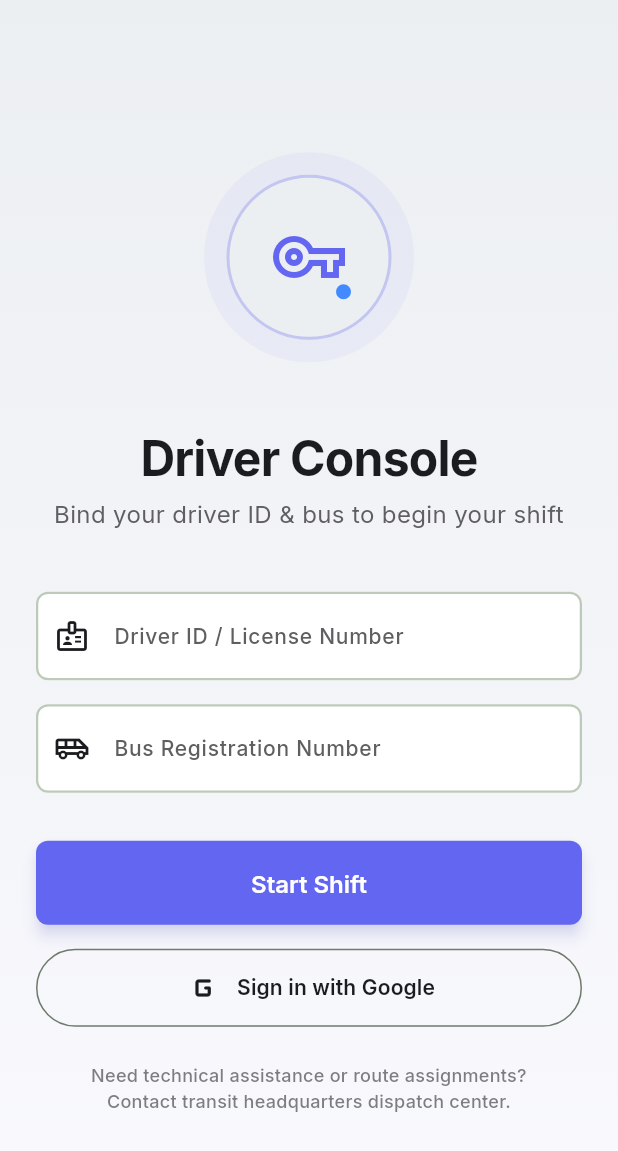
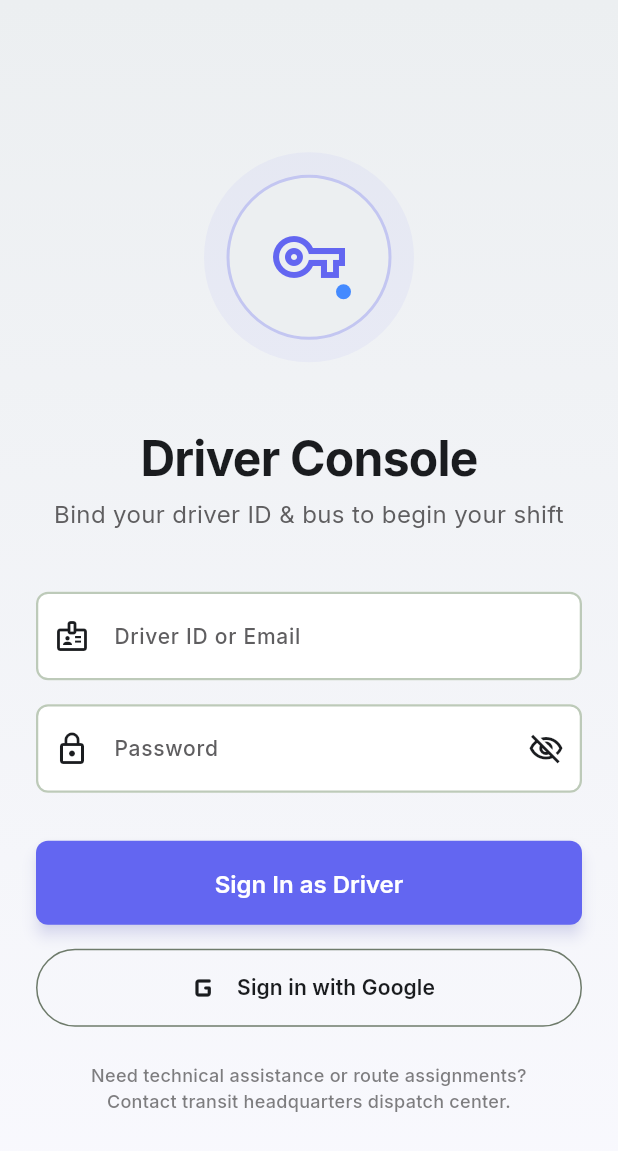
Before and after one commit to DilshanDK/Smart-Transit-Flutter-Driver-Frontend, a Flutter app: the screen it shows after launch, on a phone screen of 412 x 824 dp. Shown: the top 1151 px of the screen. Run offline on Flutter 3.47's test engine with Material 3 defaults, Android fonts, the phone set to English and light mode, and no system bars; drawn by our look-alikes of flutter_animate; our stand-ins replace dio, firebase_core, firebase_messaging, flutter_bloc, flutter_secure_storage, geolocator and 3 more; missing offline and left inert: mobile_scanner; accounts and stored records are empty.

Commit message:
feat: implement driver authentication system with repository, API client, and BLoC pattern

```diff
--- /dev/null
+++ b/devtools_options.yaml
@@ -0,0 +1,4 @@
+description: This file stores settings for Dart & Flutter DevTools.
+documentation: https://docs.flutter.dev/tools/devtools/extensions#configure-extension-enablement-states
+extensions:
+  - provider: false
--- a/lib/core/network/api_client.dart
+++ b/lib/core/network/api_client.dart
@@ -5,10 +5,8 @@ import '../storage/secure_storage.dart';
 class ApiClient {
   late final Dio dio;
 
-  // Default to Android Emulator host loopback; falls back to localhost on iOS/Web
-  static final String baseUrl = Platform.isAndroid
-      ? 'http://10.0.2.2:4000'
-      : 'http://localhost:4000';
+  // Default to localhost:4000 (works on Physical Device via ADB reverse, iOS, & Web)
+  static final String baseUrl = 'http://localhost:4000';
 
   ApiClient() {
     dio = Dio(BaseOptions(
--- a/lib/features/auth/bloc/auth_event.dart
+++ b/lib/features/auth/bloc/auth_event.dart
@@ -7,9 +7,14 @@ class AppStarted extends AuthEvent {
 }
 
 class DriverVerifyRequested extends AuthEvent {
-  final String driverId;
-  final String busRegistration;
-  const DriverVerifyRequested({required this.driverId, required this.busRegistration});
+  final String loginInput;
+  final String password;
+  const DriverVerifyRequested({required this.loginInput, required this.password});
+}
+
+class GoogleLoginRequested extends AuthEvent {
+  final String idToken;
+  const GoogleLoginRequested(this.idToken);
 }
 
 class LogoutRequested extends AuthEvent {
--- a/lib/features/auth/ui/auth_wrapper.dart
+++ b/lib/features/auth/ui/auth_wrapper.dart
@@ -5,38 +5,59 @@ import '../bloc/auth_state.dart';
 import 'driver_login_screen.dart';
 import '../../dashboard/ui/driver_dashboard_screen.dart';
 
-class AuthWrapper extends StatelessWidget {
+class AuthWrapper extends StatefulWidget {
   const AuthWrapper({super.key});
 
   @override
+  State<AuthWrapper> createState() => _AuthWrapperState();
+}
+
+class _AuthWrapperState extends State<AuthWrapper> {
+  final Widget _loginScreen = const DriverLoginScreen();
+
+  @override
   Widget build(BuildContext context) {
-    final isDark = Theme.of(context).brightness == Brightness.dark;
+    final theme = Theme.of(context);
+    final isDark = theme.brightness == Brightness.dark;
 
-    return BlocBuilder<AuthBloc, AuthState>(
+    return BlocConsumer<AuthBloc, AuthState>(
+      listener: (context, state) {
+        if (state is AuthError) {
+          ScaffoldMessenger.of(context).hideCurrentSnackBar();
+          ScaffoldMessenger.of(context).showSnackBar(
+            SnackBar(
+              content: Row(
+                children: [
+                  const Icon(Icons.warning_amber_rounded, color: Colors.white, size: 24),
+                  const SizedBox(width: 12),
+                  Expanded(
+                    child: Text(
+                      state.message,
+                      style: const TextStyle(
+                        fontSize: 13,
+                        fontWeight: FontWeight.w600,
+                        color: Colors.white,
+                      ),
+                    ),
+                  ),
+                ],
+              ),
+              backgroundColor: const Color(0xFFDC3545),
+              behavior: SnackBarBehavior.floating,
+              margin: const EdgeInsets.all(16),
+              shape: RoundedRectangleBorder(borderRadius: BorderRadius.circular(12)),
+              duration: const Duration(seconds: 5),
+            ),
+          );
+        }
+      },
       builder: (context, state) {
         if (state is AuthAuthenticated) {
           return const DriverDashboardScreen();
-        } else if (state is AuthUnauthenticated || state is AuthError) {
-          return const DriverLoginScreen();
         }
 
-        // Default splash/loading state
-        return Scaffold(
-          backgroundColor: isDark ? const Color(0xFF0F1418) : const Color(0xFFF9F9FE),
-          body: const Center(
-            child: Column(
-              mainAxisAlignment: MainAxisAlignment.center,
-              children: [
-                Icon(Icons.directions_bus, size: 64, color: Color(0xFF28A745)),
-                SizedBox(height: 24),
-                CircularProgressIndicator(
-                  color: Color(0xFF28A745),
-                  strokeWidth: 3,
-                ),
-              ],
-            ),
-          ),
-        );
+        // Return the persistent DriverLoginScreen so typed inputs are preserved on AuthError
+        return _loginScreen;
       },
     );
   }
--- a/lib/features/auth/ui/driver_login_screen.dart
+++ b/lib/features/auth/ui/driver_login_screen.dart
@@ -17,13 +17,14 @@ class DriverLoginScreen extends StatefulWidget {
 
 class _DriverLoginScreenState extends State<DriverLoginScreen> {
   final _formKey = GlobalKey<FormState>();
-  final _driverIdController = TextEditingController();
-  final _busRegController = TextEditingController();
+  final _loginInputController = TextEditingController();
+  final _passwordController = TextEditingController();
+  bool _obscurePassword = true;
 
   @override
   void dispose() {
-    _driverIdController.dispose();
-    _busRegController.dispose();
+    _loginInputController.dispose();
+    _passwordController.dispose();
     super.dispose();
   }
 
@@ -31,34 +32,57 @@ class _DriverLoginScreenState extends State<DriverLoginScreen> {
     if (_formKey.currentState!.validate()) {
       context.read<AuthBloc>().add(
         DriverVerifyRequested(
-          driverId: _driverIdController.text.trim(),
-          busRegistration: _busRegController.text.trim().toUpperCase(),
+          loginInput: _loginInputController.text.trim(),
+          password: _passwordController.text,
         ),
       );
     }
   }
 
+  bool _isGoogleLoading = false;
+
   Future<void> _handleGoogleSignIn() async {
+    setState(() => _isGoogleLoading = true);
     try {
       final GoogleSignIn googleSignIn = GoogleSignIn();
+
+      try {
+        await googleSignIn.signOut();
+      } catch (_) {}
+
       final GoogleSignInAccount? googleUser = await googleSignIn.signIn();
-      if (googleUser == null) return; // User canceled
+      if (googleUser == null) {
+        if (mounted) setState(() => _isGoogleLoading = false);
+        return;
+      }
 
       final GoogleSignInAuthentication googleAuth = await googleUser.authentication;
       final idToken = googleAuth.idToken;
 
       if (idToken != null) {
-        final authRepo = AuthRepository();
-        await authRepo.googleLogin(idToken);
         if (!mounted) return;
-        // After successful token exchange, trigger app reload or navigate to home
-        Navigator.of(context).pushReplacementNamed('/home'); // Adjust based on your routing
+        context.read<AuthBloc>().add(GoogleLoginRequested(idToken));
+      } else {
+        if (!mounted) return;
+        ScaffoldMessenger.of(context).hideCurrentSnackBar();
+        ScaffoldMessenger.of(context).showSnackBar(
+          const SnackBar(
+            content: Text('Failed to retrieve Google ID Token. Check Firebase configuration.'),
+            behavior: SnackBarBehavior.floating,
+          ),
+        );
       }
     } catch (error) {
       if (!mounted) return;
+      ScaffoldMessenger.of(context).hideCurrentSnackBar();
       ScaffoldMessenger.of(context).showSnackBar(
-        const SnackBar(content: Text('Google Sign-In failed. Please try again.')),
+        SnackBar(
+          content: Text('Google Sign-In failed: ${error.toString().replaceAll('Exception: ', '')}'),
+          behavior: SnackBarBehavior.floating,
+        ),
       );
+    } finally {
+      if (mounted) setState(() => _isGoogleLoading = false);
     }
   }
 
@@ -71,11 +95,30 @@ class _DriverLoginScreenState extends State<DriverLoginScreen> {
       body: BlocConsumer<AuthBloc, AuthState>(
         listener: (context, state) {
           if (state is AuthError) {
+            ScaffoldMessenger.of(context).hideCurrentSnackBar();
             ScaffoldMessenger.of(context).showSnackBar(
               SnackBar(
-                content: Text(state.message),
-                backgroundColor: theme.colorScheme.error,
+                content: Row(
+                  children: [
+                    const Icon(Icons.warning_amber_rounded, color: Colors.white, size: 24),
+                    const SizedBox(width: 12),
+                    Expanded(
+                      child: Text(
+                        state.message,
+                        style: const TextStyle(
+                          fontSize: 13,
+                          fontWeight: FontWeight.w600,
+                          color: Colors.white,
+                        ),
+                      ),
+                    ),
+                  ],
+                ),
+                backgroundColor: const Color(0xFFDC3545),
                 behavior: SnackBarBehavior.floating,
+                margin: const EdgeInsets.all(16),
+                shape: RoundedRectangleBorder(borderRadius: BorderRadius.circular(12)),
+                duration: const Duration(seconds: 5),
               ),
             );
           }
@@ -145,15 +188,16 @@ class _DriverLoginScreenState extends State<DriverLoginScreen> {
 
                           // 5. Input Fields
                           TextFormField(
-                            controller: _driverIdController,
+                            controller: _loginInputController,
+                            keyboardType: TextInputType.emailAddress,
                             decoration: const InputDecoration(
-                              labelText: 'Driver ID / License Number',
+                              labelText: 'Driver ID or Email',
                               prefixIcon: Icon(Icons.badge_outlined),
-                              hintText: 'e.g. 6649f874c7db8241a...',
+                              hintText: 'e.g. DR-TEST99 or driver@gmail.com',
                             ),
                             validator: (value) {
                               if (value == null || value.trim().isEmpty) {
-                                return 'Please enter your Driver ID';
+                                return 'Please enter your Driver ID or Email';
                               }
                               return null;
                             },
@@ -165,16 +209,22 @@ class _DriverLoginScreenState extends State<DriverLoginScreen> {
                           const SizedBox(height: 16),
 
                           TextFormField(
-                            controller: _busRegController,
-                            textCapitalization: TextCapitalization.characters,
-                            decoration: const InputDecoration(
-                              labelText: 'Bus Registration Number',
-                              prefixIcon: Icon(Icons.airport_shuttle_outlined),
-                              hintText: 'e.g. WP-NB-4852',
+                            controller: _passwordController,
+                            obscureText: _obscurePassword,
+                            decoration: InputDecoration(
+                              labelText: 'Password',
+                              prefixIcon: const Icon(Icons.lock_outline),
+                              suffixIcon: IconButton(
+                                icon: Icon(
+                                  _obscurePassword ? Icons.visibility_off_outlined : Icons.visibility_outlined,
+                                ),
+                                onPressed: () => setState(() => _obscurePassword = !_obscurePassword),
+                              ),
+                              hintText: 'Enter your password',
                             ),
                             validator: (value) {
-                              if (value == null || value.trim().isEmpty) {
-                                return 'Please enter the bus registration number';
+                              if (value == null || value.isEmpty) {
+                                return 'Please enter your password';
                               }
                               return null;
                             },
@@ -201,7 +251,7 @@ class _DriverLoginScreenState extends State<DriverLoginScreen> {
                                       strokeWidth: 2.5,
                                     ),
                                   )
-                                : const Text('Start Shift'),
+                                : const Text('Sign In as Driver'),
                           ).animate().fade(delay: 600.ms).slideY(begin: 0.2, end: 0),
 
                           const SizedBox(height: 16),
@@ -209,9 +259,15 @@ class _DriverLoginScreenState extends State<DriverLoginScreen> {
 
 
                           OutlinedButton.icon(
-                            onPressed: _handleGoogleSignIn,
-                            icon: const Icon(Icons.g_mobiledata_rounded, size: 28),
-                            label: const Text('Sign in with Google'),
+                            onPressed: (_isGoogleLoading || state is AuthLoading) ? null : _handleGoogleSignIn,
+                            icon: _isGoogleLoading
+                                ? const SizedBox(
+                                    height: 20,
+                                    width: 20,
+                                    child: CircularProgressIndicator(strokeWidth: 2),
+                                  )
+                                : const Icon(Icons.g_mobiledata_rounded, size: 28),
+                            label: Text(_isGoogleLoading ? 'Connecting to Google...' : 'Sign in with Google'),
                             style: OutlinedButton.styleFrom(
                               foregroundColor: theme.colorScheme.onSurface,
                               padding: const EdgeInsets.symmetric(vertical: 12),
--- a/lib/features/dashboard/ui/driver_dashboard_screen.dart
+++ b/lib/features/dashboard/ui/driver_dashboard_screen.dart
@@ -20,6 +20,12 @@ class DriverDashboardScreen extends StatefulWidget {
 
 class _DriverDashboardScreenState extends State<DriverDashboardScreen> {
   int _currentIndex = 0;
+
+  @override
+  void initState() {
+    super.initState();
+    context.read<DashboardBloc>().add(const LoadProfileRequested());
+  }
 
   String _getGreeting() {
     final hour = DateTime.now().hour;
```
Also changed, not shown: lib/features/auth/bloc/auth_bloc.dart (+12 -1 lines), lib/features/auth/data/repositories/auth_repository.dart (+27 -7 lines), 1 other file.
